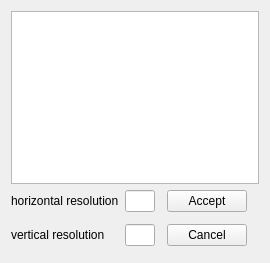
This is ui/resolutioncalculator.ui in jonasstein/clip as Qt 5 draws it before an edit. The edited form follows.
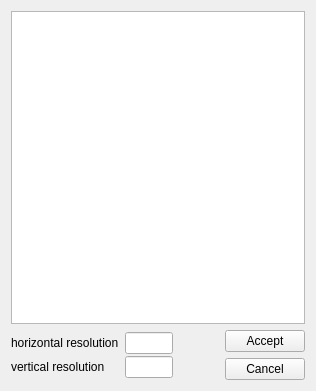
This is the edited form. Icons and pictures are not drawn.

Diff of the .ui file:
```diff
--- a/ui/resolutioncalculator.ui
+++ b/ui/resolutioncalculator.ui
@@ -6,8 +6,8 @@
    <rect>
     <x>0</x>
     <y>0</y>
-    <width>270</width>
-    <height>263</height>
+    <width>316</width>
+    <height>391</height>
    </rect>
   </property>
   <property name="windowTitle">
@@ -17,8 +17,8 @@
    <iconset resource="../resources/resources.qrc">
     <normaloff>:/icons/icons/ruler.png</normaloff>:/icons/icons/ruler.png</iconset>
   </property>
-  <layout class="QGridLayout" name="gridLayout">
-   <item row="0" column="0" colspan="6">
+  <layout class="QGridLayout" name="gridLayout_2">
+   <item row="0" column="0" colspan="2">
     <widget class="QTableView" name="rulerView">
      <property name="horizontalScrollBarPolicy">
       <enum>Qt::ScrollBarAlwaysOff</enum>
@@ -43,7 +43,12 @@
      </attribute>
     </widget>
    </item>
-   <item row="1" column="0">
+   <item row="1" column="0" rowspan="2">
+    <layout class="QGridLayout" name="gridLayout">
+     <property name="verticalSpacing">
+      <number>0</number>
+     </property>
+     <item row="0" column="0" colspan="2">
     <widget class="QLabel" name="label">
      <property name="text">
       <string>horizontal resolution</string>
@@ -53,7 +58,7 @@
      </property>
     </widget>
    </item>
-   <item row="1" column="1">
+     <item row="0" column="2">
     <widget class="QLineEdit" name="HResDisplay">
      <property name="enabled">
       <bool>true</bool>
@@ -63,7 +68,7 @@
      </property>
     </widget>
    </item>
-   <item row="2" column="0" rowspan="3">
+     <item row="1" column="0" colspan="2">
     <widget class="QLabel" name="label_2">
      <property name="text">
       <string>vertical resolution</string>
@@ -73,7 +78,7 @@
      </property>
     </widget>
    </item>
-   <item row="2" column="1" rowspan="3">
+     <item row="1" column="2">
     <widget class="QLineEdit" name="VResDisplay">
      <property name="enabled">
       <bool>true</bool>
@@ -83,20 +88,48 @@
      </property>
     </widget>
    </item>
-   <item row="3" column="3">
-    <widget class="QPushButton" name="cancelButton">
+     <item row="0" column="4" rowspan="2">
+      <widget class="QPushButton" name="pushButton">
+       <property name="sizePolicy">
+        <sizepolicy hsizetype="Preferred" vsizetype="Preferred">
+         <horstretch>0</horstretch>
+         <verstretch>0</verstretch>
+        </sizepolicy>
+       </property>
      <property name="text">
-      <string>Cancel</string>
+        <string/>
+       </property>
+       <property name="icon">
+        <iconset resource="../resources/resources.qrc">
+         <normaloff>:/icons/icons/unlock.png</normaloff>:/icons/icons/unlock.png</iconset>
+       </property>
+       <property name="iconSize">
+        <size>
+         <width>16</width>
+         <height>16</height>
+        </size>
+       </property>
+       <property name="flat">
+        <bool>true</bool>
      </property>
     </widget>
    </item>
-   <item row="1" column="3">
+    </layout>
+   </item>
+   <item row="1" column="1">
     <widget class="QPushButton" name="acceptButton">
      <property name="text">
       <string>Accept</string>
      </property>
     </widget>
    </item>
+   <item row="2" column="1">
+    <widget class="QPushButton" name="cancelButton">
+     <property name="text">
+      <string>Cancel</string>
+     </property>
+    </widget>
+   </item>
   </layout>
  </widget>
  <resources>
```
Lines whose indentation alone changed are shown as unchanged.
